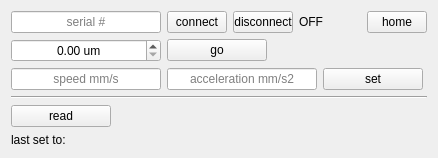
Old version of the form BBD30X/bbd30x.ui in the repository lictailer/zmeter.
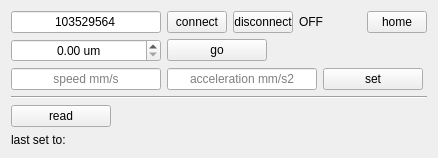
New version of the form.

```diff
--- a/BBD30X/bbd30x.ui
+++ b/BBD30X/bbd30x.ui
@@ -40,7 +40,7 @@
         <string/>
        </property>
        <property name="text">
-        <string/>
+        <string>103529564</string>
        </property>
        <property name="alignment">
         <set>Qt::AlignCenter</set>
```
